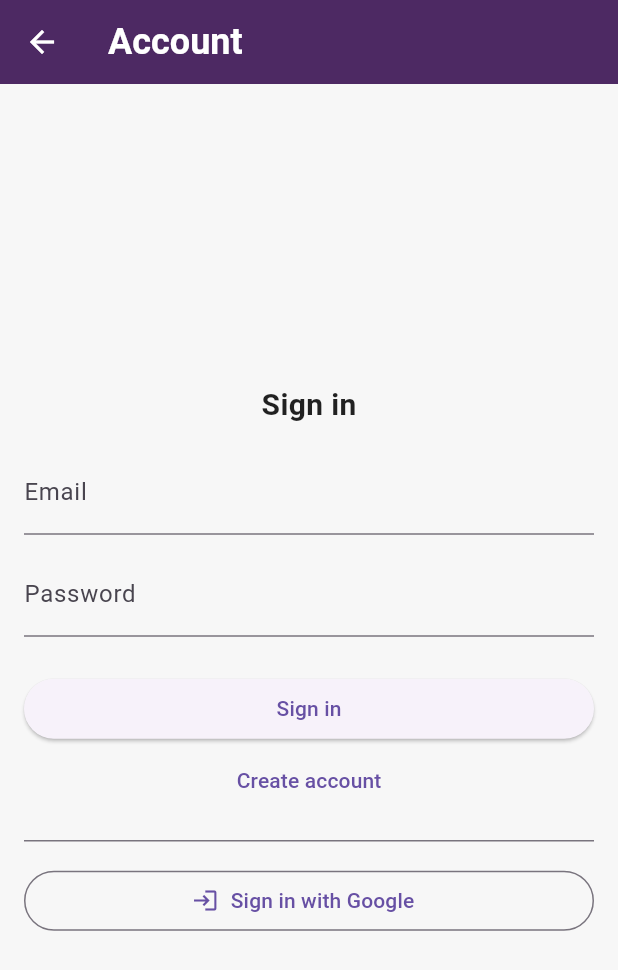
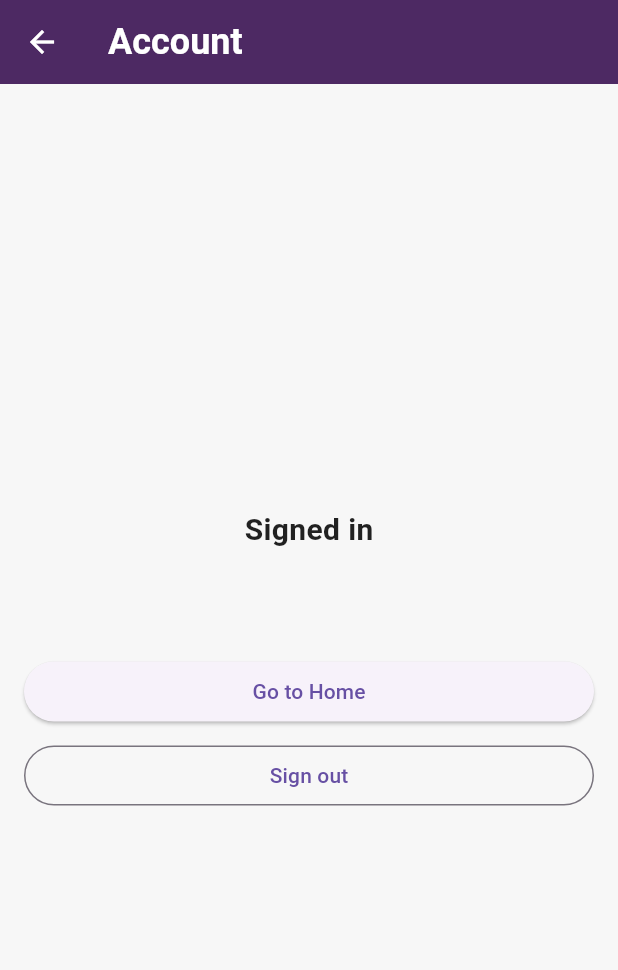
Before and after one commit to Beaujo-sys/Union_Shop, a Flutter app: the LoginPage screen opened by its route, on a phone screen of 412 x 824 dp. Shown: the top 970 px of the screen. Run offline on Flutter 3.47's test engine with Material 3 defaults, Android fonts, the phone set to English and light mode, and no system bars; our stand-ins replace firebase_auth, firebase_core, google_sign_in; accounts and stored records are empty.

Commit message:
added sign out feature

```diff
--- a/shop-main/lib/login_page.dart
+++ b/shop-main/lib/login_page.dart
@@ -41,7 +41,6 @@ class _LoginPageState extends State<LoginPage> {
     try {
       await _auth.signInWithEmail(_email.text.trim(), _password.text);
       if (!mounted) return;
-      // Go to Home using named route
       Navigator.pushNamedAndRemoveUntil(context, '/', (route) => false);
     } on FirebaseAuthException catch (e) {
       setState(() => _error = _mapAuthError(e));
@@ -59,7 +58,6 @@ class _LoginPageState extends State<LoginPage> {
       if (!mounted) return;
       Navigator.pushNamedAndRemoveUntil(context, '/', (route) => false);
     } on FirebaseAuthException catch (e) {
-      // For register, show specific messages except invalid-email
       if (e.code == 'invalid-email') {
         setState(() => _error = 'Incorrect email or password');
       } else {
@@ -87,9 +85,28 @@ class _LoginPageState extends State<LoginPage> {
     }
   }
 
+  Future<void> _handleSignOut() async {
+    setState(() { _busy = true; _error = null; });
+    try {
+      await _auth.signOut();
+      if (!mounted) return;
+      setState(() {});
+    } catch (_) {
+      setState(() => _error = 'Sign out failed');
+    } finally {
+      if (mounted) setState(() => _busy = false);
+    }
+  }
+
   @override
   Widget build(BuildContext context) {
     final theme = Theme.of(context);
+    return StreamBuilder<User?>(
+      stream: _auth.authState,
+      builder: (context, snap) {
+        final user = snap.data;
+        final loading = snap.connectionState == ConnectionState.waiting;
+
         return Scaffold(
           appBar: AppBar(title: const Text('Account')),
           body: Padding(
@@ -97,7 +114,47 @@ class _LoginPageState extends State<LoginPage> {
             child: Center(
               child: ConstrainedBox(
                 constraints: const BoxConstraints(maxWidth: 420),
-            child: Column(
+                child: loading
+                    ? const CircularProgressIndicator()
+                    : (user != null
+                        // PROFILE VIEW (signed in)
+                        ? Column(
+                            mainAxisSize: MainAxisSize.min,
+                            children: [
+                              Text('Signed in', style: Styles.sectionTitle),
+                              const SizedBox(height: 16),
+                              if (user.photoURL != null)
+                                CircleAvatar(backgroundImage: NetworkImage(user.photoURL!), radius: 32),
+                              const SizedBox(height: 12),
+                              Text(user.displayName ?? user.email ?? 'Authenticated'),
+                              const SizedBox(height: 24),
+                              SizedBox(
+                                width: double.infinity,
+                                child: ElevatedButton(
+                                  onPressed: _busy ? null : () {
+                                    Navigator.pushNamedAndRemoveUntil(context, '/', (route) => false);
+                                  },
+                                  child: const Text('Go to Home'),
+                                ),
+                              ),
+                              const SizedBox(height: 8),
+                              SizedBox(
+                                width: double.infinity,
+                                child: OutlinedButton(
+                                  onPressed: _busy ? null : _handleSignOut,
+                                  child: _busy
+                                      ? const SizedBox(height: 16, width: 16, child: CircularProgressIndicator(strokeWidth: 2))
+                                      : const Text('Sign out'),
+                                ),
+                              ),
+                              if (_error != null) ...[
+                                const SizedBox(height: 8),
+                                Text(_error!, style: const TextStyle(color: Colors.red)),
+                              ],
+                            ],
+                          )
+                        // LOGIN FORM (signed out)
+                        : Column(
                             mainAxisSize: MainAxisSize.min,
                             children: [
                               Text('Sign in', style: Styles.sectionTitle),
@@ -141,10 +198,12 @@ class _LoginPageState extends State<LoginPage> {
                                 ),
                               ),
                             ],
-            ),
+                          )),
               ),
             ),
           ),
         );
+      },
+    );
   }
 }
```
Lines whose indentation alone changed are shown as unchanged.
